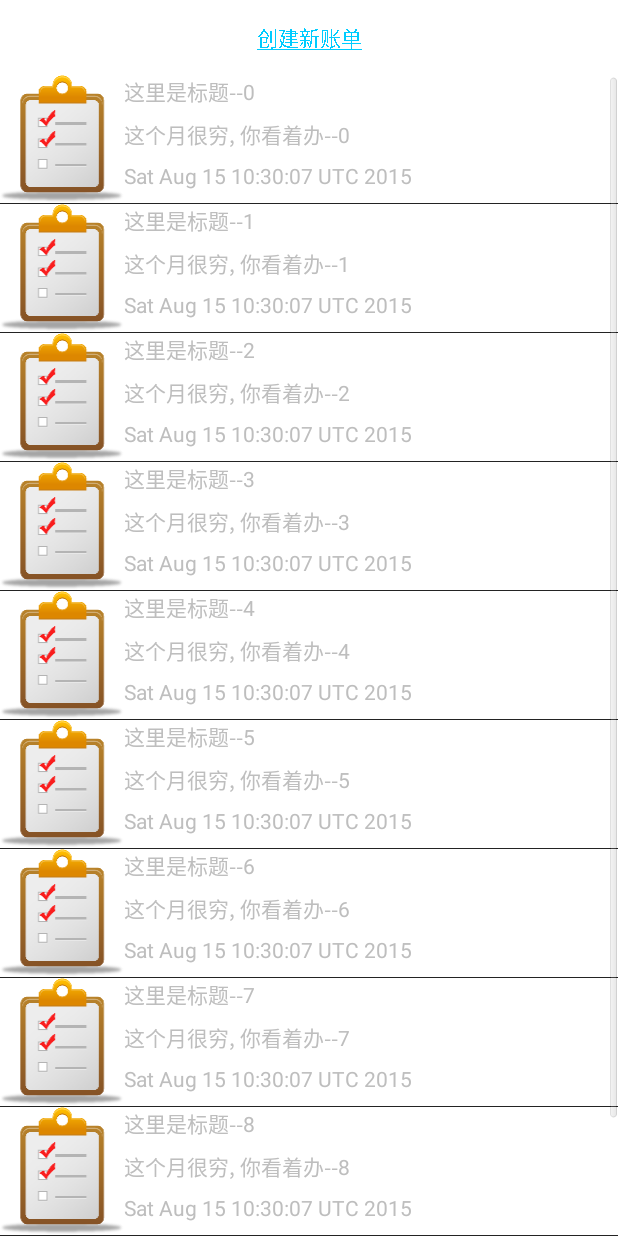
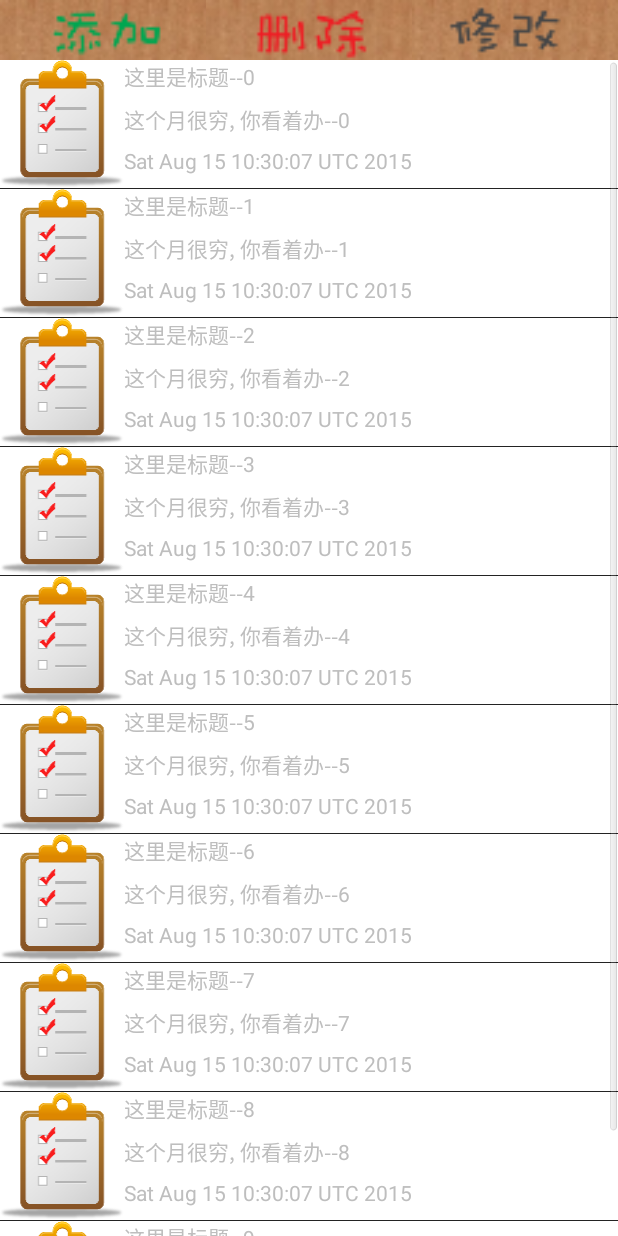
Before and after one commit to dimoge/granule-android, an Android app: the CheckActivity screen opened directly, with no data from a screen before it, on a phone screen of 412 x 824 dp. Run offline under Robolectric (Android 15) with nearby library versions, the phone set to English and light mode, and no system bars; 1 statement that could not run was skipped.

Commit message:
账单布局完善

```diff
--- a/src/main/java/granule/dimoge/me/activity/CheckActivity.java
+++ b/src/main/java/granule/dimoge/me/activity/CheckActivity.java
@@ -5,6 +5,7 @@ import android.content.Context;
 import android.graphics.Paint;
 import android.os.Bundle;
 import android.view.View;
+import android.widget.ImageButton;
 import android.widget.ListView;
 import android.widget.TextView;
 import granule.dimoge.me.R;
@@ -22,17 +23,19 @@ import java.util.List;
  */
 public class CheckActivity extends Activity implements View.OnClickListener {
 
+    int accountId;
+
     Context context;
-    TextView create_check_tv;//创建账单
+    ImageButton check_create_imgBtn;//创建账单
     ListView check_lv;//账单列表
     CheckBiz checkBiz;
 
     @Override
     public void onCreate(Bundle savedInstanceState) {
         super.onCreate(savedInstanceState);
-        setContentView(R.layout.activity_main);
-
+        setContentView(R.layout.activity_check);
         context = this;
+        accountId = Integer.parseInt( getIntent().getStringExtra("accountId") );
         try {
             initView();
         } catch (ParseException e) {
@@ -44,7 +47,7 @@ public class CheckActivity extends Activity implements View.OnClickListener {
     @Override
     public void onClick(View v) {
         switch (v.getId()){
-            case R.id.create_check_tv:
+            case R.id.check_create_imgBtn:
                 //TODO:创建一个新的账单
                 break;
             default:return;
@@ -52,13 +55,9 @@ public class CheckActivity extends Activity implements View.OnClickListener {
     }
 
     private void initView() throws ParseException {
-        create_check_tv = (TextView) findViewById(R.id.create_check_tv);
+        check_create_imgBtn = (ImageButton) findViewById(R.id.check_create_imgBtn);
         check_lv = (ListView) findViewById(R.id.check_lv);
 
-        create_check_tv.getPaint().setFlags(Paint.UNDERLINE_TEXT_FLAG ); //textView添加下划线
-
-//        checkBiz = new CheckBiz(context);
-//        List<Check> checks = checkBiz.getAll(Integer.parseInt(getIntent().getStringExtra("accountId")));
 
         /////模拟假数据, 加入到适配器中
         List<Check> checkList = new ArrayList<Check>();
@@ -75,7 +74,7 @@ public class CheckActivity extends Activity implements View.OnClickListener {
     }
 
     private void initClick() {
-        create_check_tv.setOnClickListener(this);
+        check_create_imgBtn.setOnClickListener(this);
     }
 
 
--- a/src/main/java/granule/dimoge/me/adapter/AccountListAdapter.java
+++ b/src/main/java/granule/dimoge/me/adapter/AccountListAdapter.java
@@ -72,7 +72,7 @@ public class AccountListAdapter extends BaseAdapter {
             @Override
             public void onClick(View v) {
                 Intent intent = new Intent(context, CheckActivity.class);
-                intent.putExtra("accountId", accountList.get(position).getId());
+                intent.putExtra("accountId", accountList.get(position).getId()+"");
                 context.startActivity(intent);
             }
         });
--- /dev/null
+++ b/src/main/res/layout/activity_check.xml
@@ -0,0 +1,17 @@
+<?xml version="1.0" encoding="utf-8"?>
+<LinearLayout xmlns:android="http://schemas.android.com/apk/res/android"
+              android:orientation="vertical"
+              android:layout_width="match_parent"
+              android:layout_height="match_parent"
+              android:background="#ffffff"
+        >
+    <LinearLayout android:layout_width="match_parent" android:layout_height="40dp" android:orientation="horizontal">
+        <ImageButton android:id="@+id/check_create_imgBtn" android:layout_width="match_parent" android:layout_height="match_parent" android:background="@mipmap/check_create_bg" android:layout_weight="1"/>
+        <ImageButton android:id="@+id/check_del_imgBtn" android:layout_width="match_parent" android:layout_height="match_parent" android:background="@mipmap/check_del_bg" android:layout_weight="1"/>
+        <ImageButton android:id="@+id/check_update_imgBtn" android:layout_width="match_parent" android:layout_height="match_parent" android:background="@mipmap/check_update_bg" android:layout_weight="1"/>
+    </LinearLayout>
+    <ListView android:id="@+id/check_lv" android:layout_width="match_parent" android:layout_height="match_parent">
+
+    </ListView>
+
+</LinearLayout>
--- a/src/main/res/layout/activity_main.xml
+++ /dev/null
@@ -1,19 +0,0 @@
-<?xml version="1.0" encoding="utf-8"?>
-<LinearLayout xmlns:android="http://schemas.android.com/apk/res/android"
-              android:orientation="vertical"
-              android:layout_width="match_parent"
-              android:layout_height="match_parent"
-              android:background="#ffffff"
-        >
-
-    <TextView android:id="@+id/create_check_tv"
-              android:layout_width="match_parent" android:layout_height="50dp"
-              android:text="创建新账单"
-              android:gravity="center"
-              android:textColor="#00ccff"
-            />
-    <ListView android:id="@+id/check_lv" android:layout_width="match_parent" android:layout_height="match_parent">
-
-    </ListView>
-
-</LinearLayout>
```
Also changed, not shown: src/main/res/mipmap-xxhdpi/check_create_bg.png (added), src/main/res/mipmap-xxhdpi/check_del_bg.png (added), src/main/res/mipmap-xxhdpi/check_update_bg.png (added).
